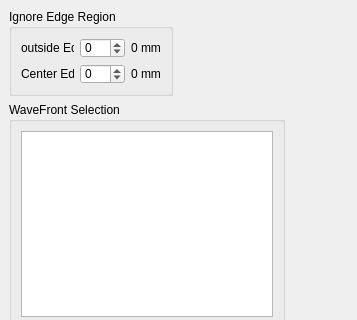
Old version of the form surfaceanalysistools.ui in the repository githubdoe/DFTFringe; both pictures show x 0 to 357 and y 0 to 320 of the 357 by 681 pixel window.
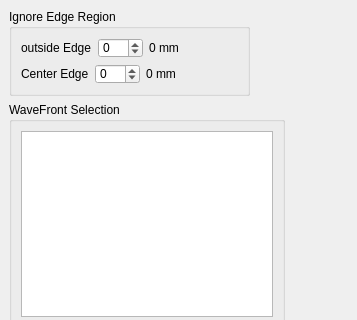
New version of the form. Icons and pictures are not drawn.

The edit to the form file:
```diff
--- a/surfaceanalysistools.ui
+++ b/surfaceanalysistools.ui
@@ -45,7 +45,7 @@
      <rect>
       <x>9</x>
       <y>9</y>
-      <width>164</width>
+      <width>241</width>
       <height>87</height>
      </rect>
     </property>
```
